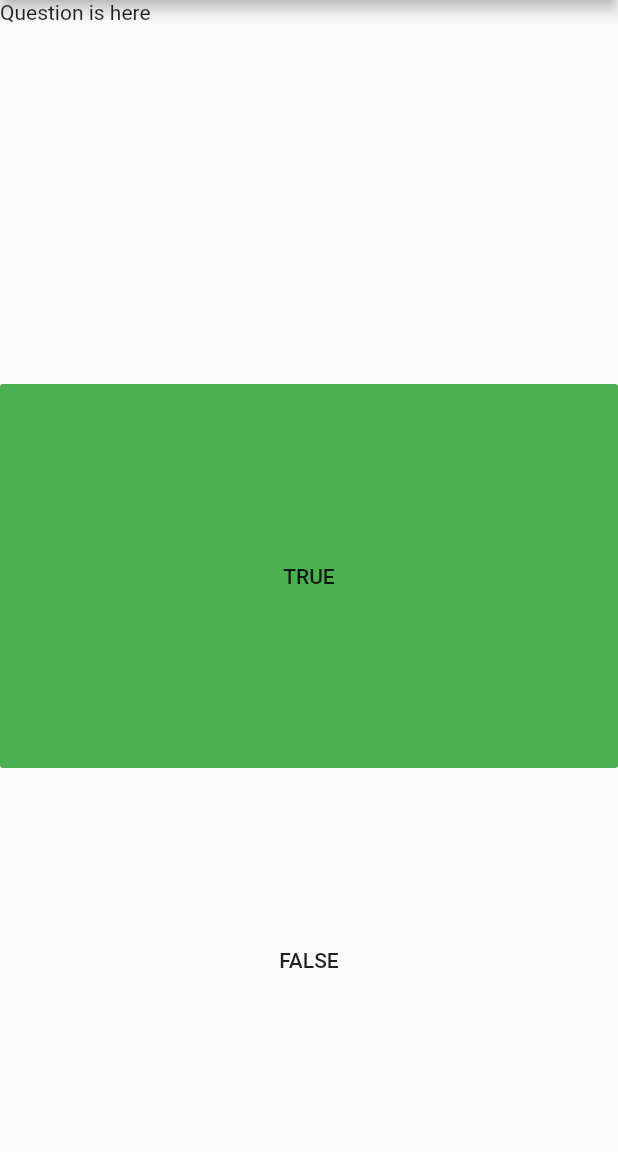
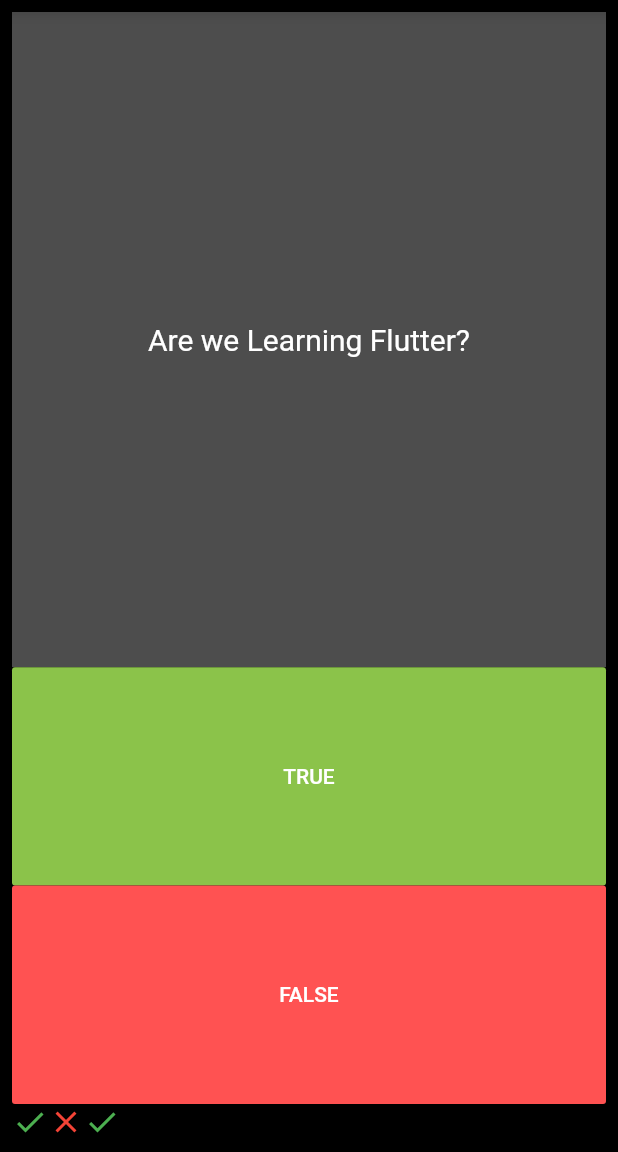
Before and after one commit to Rahulshahare/quizapp, a Flutter app: the screen it shows after launch, after a tap on "TRUE", on a phone screen of 412 x 824 dp, the part 84-1236 px from its top. Run offline on Flutter 3.47's test engine with Material 2 defaults, Android fonts, the phone set to English and light mode, and no system bars.

Commit message:
On click of true or false respective icons will be added to _trackers which is tracking the status of quiz.

```diff
--- a/lib/main.dart
+++ b/lib/main.dart
@@ -25,43 +25,99 @@ class QuizPage extends StatefulWidget {
 }
 
 class _QuizPageState extends State<QuizPage> {
+
+  List<Icon> _trackers = [
+    Icon(
+      Icons.check,
+      color: Colors.green,
+    ),
+    Icon(
+      Icons.close,
+      color: Colors.red,
+    ),
+  ];
+
   @override
   Widget build(BuildContext context) {
     return Scaffold(
+      backgroundColor: Colors.black,
       appBar: AppBar(
         title: Text('QuizApp'),
       ),
       body: SafeArea(
+        child: Center(
+          child: Padding(
+            padding: const EdgeInsets.all(8.0),
             child: Column(
-          mainAxisAlignment: MainAxisAlignment.center,
+              mainAxisAlignment: MainAxisAlignment.spaceAround,
               crossAxisAlignment: CrossAxisAlignment.stretch,
               children: <Widget>[
                 //TODO: a box is require to show question
                 Expanded(
-              child: Text('Question is here'),
+                flex: 3,
+                  child: Container(
+                      color: Colors.white30,
+                      padding: EdgeInsets.all(10.0),
+                      alignment: Alignment.center,
+                      child: Text(
+                          'Are we Learning Flutter?',
+                          textAlign: TextAlign.center,
+                          style: TextStyle(
+                              color: Colors.white,
+                              fontSize: 20.0
+                          ),
+                      ),
+                  ),
                 ),
                 //TODO: a true button
                 Expanded(
+                  flex: 1,
                   child: FlatButton(
                     padding: EdgeInsets.all(0.0),
-                color: Colors.green,
+                    textColor: Colors.white,
+                    color: Colors.lightGreen,
                     child: Text('TRUE'),
                     onPressed: (){
                       //DO on TRUE
+                      setState(() {
+                        _trackers.add(
+                          Icon(
+                            Icons.check,
+                            color: Colors.green,
+                          ),
+                        );
+                      });
                     },
                   ),
                 ),
                 //TODO: a false button
                 Expanded(
+                  flex: 1,
                   child: FlatButton(
+                    padding: EdgeInsets.all(0.0),
+                    color: Colors.redAccent,
+                    textColor: Colors.white,
                     child: Text('FALSE'),
                     onPressed: (){
                       //DO on FALSE
+                      setState(() {
+                        _trackers.add(
+                          Icon(
+                            Icons.close,
+                            color: Colors.red,
+                          ),
+                        );
+                      });
+
                     },
                   ),
                 ),
-
+                Row(
+                  children: _trackers,
+                ),
               ],
+            ),
+          ),
         ),
       ),
     );
```
Lines whose indentation alone changed are shown as unchanged.
